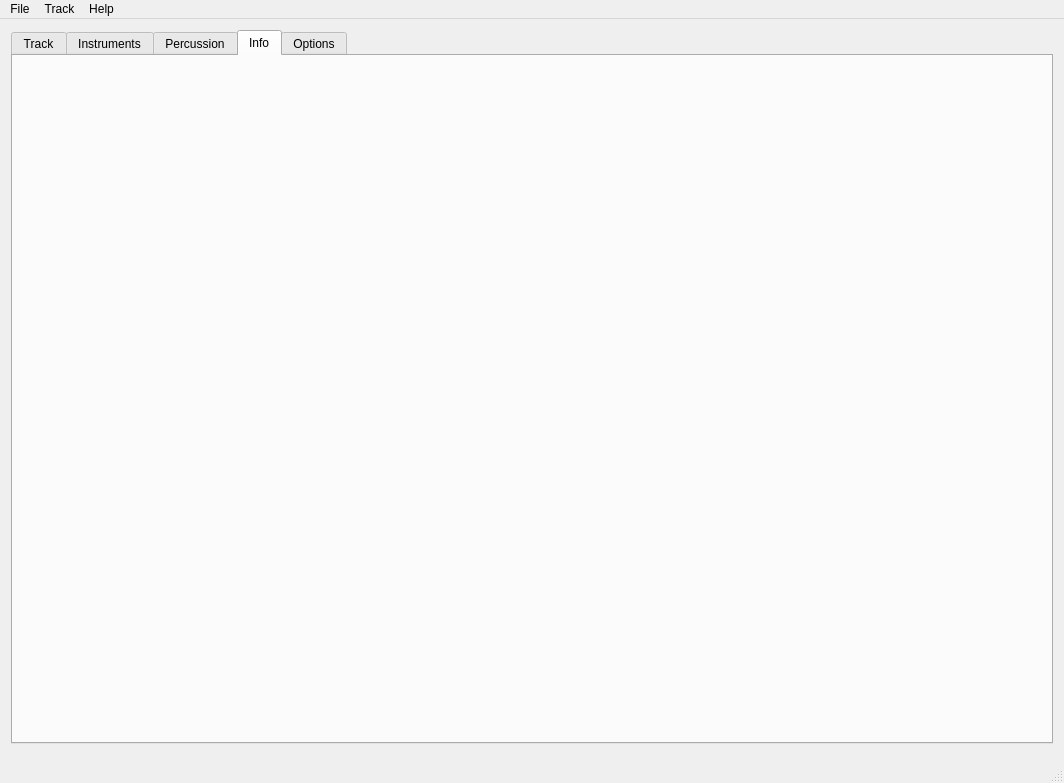
Qt form mainwindow.ui (steux/tiatracker) before a commit.
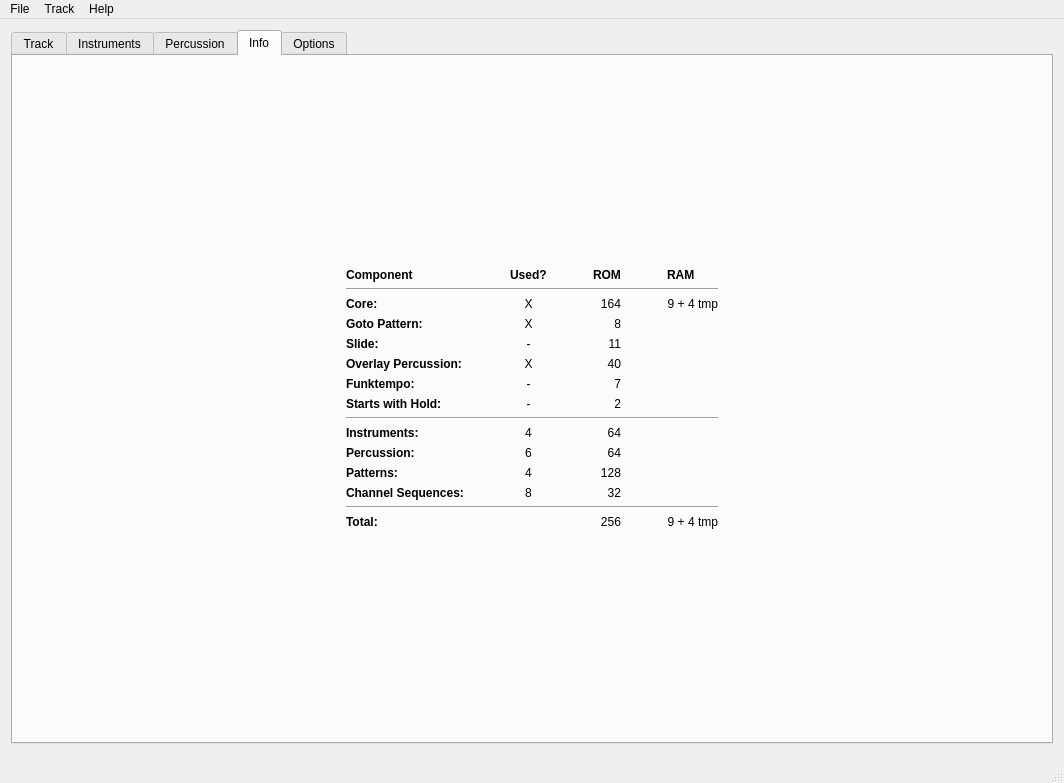
The same form after that commit. Icons and pictures are not drawn. Custom widgets are drawn as their Qt base class.

Commit message: - fix: delete last row moves cursor one up - first info data

Diff of the .ui file:
```diff
--- a/mainwindow.ui
+++ b/mainwindow.ui
@@ -860,9 +860,406 @@
        </layout>
       </widget>
       <widget class="QWidget" name="tabInfo">
+       <property name="sizePolicy">
+        <sizepolicy hsizetype="Expanding" vsizetype="Expanding">
+         <horstretch>0</horstretch>
+         <verstretch>0</verstretch>
+        </sizepolicy>
+       </property>
        <attribute name="title">
         <string>Info</string>
        </attribute>
+       <layout class="QVBoxLayout" name="verticalLayout_5">
+        <item alignment="Qt::AlignHCenter|Qt::AlignVCenter">
+         <widget class="QWidget" name="widgetInfoTable" native="true">
+          <property name="sizePolicy">
+           <sizepolicy hsizetype="Minimum" vsizetype="Minimum">
+            <horstretch>0</horstretch>
+            <verstretch>0</verstretch>
+           </sizepolicy>
+          </property>
+          <layout class="QGridLayout" name="gridLayout">
+           <item row="11" column="2">
+            <widget class="QLabel" name="labelInfoPatterns">
+             <property name="text">
+              <string>4</string>
+             </property>
+             <property name="alignment">
+              <set>Qt::AlignCenter</set>
+             </property>
+            </widget>
+           </item>
+           <item row="12" column="2">
+            <widget class="QLabel" name="labelInfoSequences">
+             <property name="text">
+              <string>8</string>
+             </property>
+             <property name="alignment">
+              <set>Qt::AlignCenter</set>
+             </property>
+            </widget>
+           </item>
+           <item row="14" column="6">
+            <widget class="QLabel" name="label_54">
+             <property name="text">
+              <string>9 + 4 tmp</string>
+             </property>
+             <property name="alignment">
+              <set>Qt::AlignRight|Qt::AlignTrailing|Qt::AlignVCenter</set>
+             </property>
+            </widget>
+           </item>
+           <item row="8" column="0" colspan="7">
+            <widget class="Line" name="line_2">
+             <property name="orientation">
+              <enum>Qt::Horizontal</enum>
+             </property>
+            </widget>
+           </item>
+           <item row="14" column="0">
+            <widget class="QLabel" name="label_52">
+             <property name="text">
+              <string>&lt;b&gt;Total:&lt;/b&gt;</string>
+             </property>
+            </widget>
+           </item>
+           <item row="14" column="4">
+            <widget class="QLabel" name="labelInfoRomTotal">
+             <property name="text">
+              <string>256</string>
+             </property>
+             <property name="alignment">
+              <set>Qt::AlignRight|Qt::AlignTrailing|Qt::AlignVCenter</set>
+             </property>
+            </widget>
+           </item>
+           <item row="13" column="0" colspan="7">
+            <widget class="Line" name="line_3">
+             <property name="orientation">
+              <enum>Qt::Horizontal</enum>
+             </property>
+            </widget>
+           </item>
+           <item row="0" column="1">
+            <widget class="QLabel" name="label_25">
+             <property name="text">
+              <string>          </string>
+             </property>
+            </widget>
+           </item>
+           <item row="0" column="0">
+            <widget class="QLabel" name="label_10">
+             <property name="text">
+              <string>&lt;b&gt;Component&lt;/b&gt;</string>
+             </property>
+            </widget>
+           </item>
+           <item row="0" column="3">
+            <widget class="QLabel" name="label_26">
+             <property name="text">
+              <string>          </string>
+             </property>
+            </widget>
+           </item>
+           <item row="0" column="2">
+            <widget class="QLabel" name="label_12">
+             <property name="text">
+              <string>&lt;b&gt;Used?&lt;/b&gt;</string>
+             </property>
+            </widget>
+           </item>
+           <item row="0" column="4">
+            <widget class="QLabel" name="label_13">
+             <property name="text">
+              <string>&lt;b&gt;ROM&lt;/b&gt;</string>
+             </property>
+            </widget>
+           </item>
+           <item row="0" column="6">
+            <widget class="QLabel" name="label_14">
+             <property name="text">
+              <string>&lt;b&gt;RAM&lt;/b&gt;</string>
+             </property>
+            </widget>
+           </item>
+           <item row="2" column="0">
+            <widget class="QLabel" name="label_15">
+             <property name="text">
+              <string>&lt;html&gt;&lt;head/&gt;&lt;body&gt;&lt;p&gt;&lt;span style=&quot; font-weight:600;&quot;&gt;Core:&lt;/span&gt;&lt;/p&gt;&lt;/body&gt;&lt;/html&gt;</string>
+             </property>
+            </widget>
+           </item>
+           <item row="2" column="2">
+            <widget class="QLabel" name="label_16">
+             <property name="text">
+              <string>X</string>
+             </property>
+             <property name="alignment">
+              <set>Qt::AlignCenter</set>
+             </property>
+            </widget>
+           </item>
+           <item row="2" column="6">
+            <widget class="QLabel" name="label_18">
+             <property name="text">
+              <string>9 + 4 tmp</string>
+             </property>
+             <property name="alignment">
+              <set>Qt::AlignRight|Qt::AlignTrailing|Qt::AlignVCenter</set>
+             </property>
+            </widget>
+           </item>
+           <item row="2" column="4">
+            <widget class="QLabel" name="label_17">
+             <property name="text">
+              <string>164</string>
+             </property>
+             <property name="alignment">
+              <set>Qt::AlignRight|Qt::AlignTrailing|Qt::AlignVCenter</set>
+             </property>
+            </widget>
+           </item>
+           <item row="5" column="0">
+            <widget class="QLabel" name="label_28">
+             <property name="text">
+              <string>&lt;html&gt;&lt;head/&gt;&lt;body&gt;&lt;p&gt;&lt;span style=&quot; font-weight:600;&quot;&gt;Overlay Percussion:&lt;/span&gt;&lt;/p&gt;&lt;/body&gt;&lt;/html&gt;</string>
+             </property>
+            </widget>
+           </item>
+           <item row="3" column="0">
+            <widget class="QLabel" name="label_19">
+             <property name="text">
+              <string>&lt;html&gt;&lt;head/&gt;&lt;body&gt;&lt;p&gt;&lt;span style=&quot; font-weight:600;&quot;&gt;Goto Pattern:&lt;/span&gt;&lt;/p&gt;&lt;/body&gt;&lt;/html&gt;</string>
+             </property>
+            </widget>
+           </item>
+           <item row="3" column="2">
+            <widget class="QLabel" name="labelGotoUsed">
+             <property name="text">
+              <string>X</string>
+             </property>
+             <property name="alignment">
+              <set>Qt::AlignCenter</set>
+             </property>
+            </widget>
+           </item>
+           <item row="4" column="0">
+            <widget class="QLabel" name="label_22">
+             <property name="text">
+              <string>&lt;html&gt;&lt;head/&gt;&lt;body&gt;&lt;p&gt;&lt;span style=&quot; font-weight:600;&quot;&gt;Slide:&lt;/span&gt;&lt;/p&gt;&lt;/body&gt;&lt;/html&gt;</string>
+             </property>
+            </widget>
+           </item>
+           <item row="3" column="4">
+            <widget class="QLabel" name="labelGotoRom">
+             <property name="text">
+              <string>8</string>
+             </property>
+             <property name="alignment">
+              <set>Qt::AlignRight|Qt::AlignTrailing|Qt::AlignVCenter</set>
+             </property>
+            </widget>
+           </item>
+           <item row="0" column="5">
+            <widget class="QLabel" name="label_27">
+             <property name="text">
+              <string>          </string>
+             </property>
+            </widget>
+           </item>
+           <item row="4" column="2">
+            <widget class="QLabel" name="labelSlideUsed">
+             <property name="text">
+              <string>-</string>
+             </property>
+             <property name="alignment">
+              <set>Qt::AlignCenter</set>
+             </property>
+            </widget>
+           </item>
+           <item row="4" column="4">
+            <widget class="QLabel" name="labelSlideRom">
+             <property name="text">
+              <string>11</string>
+             </property>
+             <property name="alignment">
+              <set>Qt::AlignRight|Qt::AlignTrailing|Qt::AlignVCenter</set>
+             </property>
+            </widget>
+           </item>
+           <item row="5" column="2">
+            <widget class="QLabel" name="labelOverlayUsed">
+             <property name="text">
+              <string>X</string>
+             </property>
+             <property name="alignment">
+              <set>Qt::AlignCenter</set>
+             </property>
+            </widget>
+           </item>
+           <item row="6" column="2">
+            <widget class="QLabel" name="labelFunktempoUsed">
+             <property name="text">
+              <string>-</string>
+             </property>
+             <property name="alignment">
+              <set>Qt::AlignCenter</set>
+             </property>
+            </widget>
+           </item>
+           <item row="6" column="0">
+            <widget class="QLabel" name="label_31">
+             <property name="text">
+              <string>&lt;html&gt;&lt;head/&gt;&lt;body&gt;&lt;p&gt;&lt;span style=&quot; font-weight:600;&quot;&gt;Funktempo:&lt;/span&gt;&lt;/p&gt;&lt;/body&gt;&lt;/html&gt;</string>
+             </property>
+            </widget>
+           </item>
+           <item row="5" column="4">
+            <widget class="QLabel" name="labelOverlayRom">
+             <property name="text">
+              <string>40</string>
+             </property>
+             <property name="alignment">
+              <set>Qt::AlignRight|Qt::AlignTrailing|Qt::AlignVCenter</set>
+             </property>
+            </widget>
+           </item>
+           <item row="6" column="4">
+            <widget class="QLabel" name="labelFunktempoRom">
+             <property name="text">
+              <string>7</string>
+             </property>
+             <property name="alignment">
+              <set>Qt::AlignRight|Qt::AlignTrailing|Qt::AlignVCenter</set>
+             </property>
+            </widget>
+           </item>
+           <item row="7" column="2">
+            <widget class="QLabel" name="labelStartsWithHold">
+             <property name="text">
+              <string>-</string>
+             </property>
+             <property name="alignment">
+              <set>Qt::AlignCenter</set>
+             </property>
+            </widget>
+           </item>
+           <item row="7" column="4">
+            <widget class="QLabel" name="labelStartsWithHoldRom">
+             <property name="text">
+              <string>2</string>
+             </property>
+             <property name="alignment">
+              <set>Qt::AlignRight|Qt::AlignTrailing|Qt::AlignVCenter</set>
+             </property>
+            </widget>
+           </item>
+           <item row="7" column="0">
+            <widget class="QLabel" name="label_34">
+             <property name="text">
+              <string>&lt;html&gt;&lt;head/&gt;&lt;body&gt;&lt;p&gt;&lt;span style=&quot; font-weight:600;&quot;&gt;Starts with Hold:&lt;/span&gt;&lt;/p&gt;&lt;/body&gt;&lt;/html&gt;</string>
+             </property>
+            </widget>
+           </item>
+           <item row="9" column="0">
+            <widget class="QLabel" name="label_39">
+             <property name="text">
+              <string>&lt;html&gt;&lt;head/&gt;&lt;body&gt;&lt;p&gt;&lt;span style=&quot; font-weight:600;&quot;&gt;Instruments:&lt;/span&gt;&lt;/p&gt;&lt;/body&gt;&lt;/html&gt;</string>
+             </property>
+            </widget>
+           </item>
+           <item row="10" column="0">
+            <widget class="QLabel" name="label_41">
+             <property name="text">
+              <string>&lt;b&gt;Percussion:&lt;/b&gt;</string>
+             </property>
+            </widget>
+           </item>
+           <item row="9" column="4">
+            <widget class="QLabel" name="labelInstrumentsRom">
+             <property name="text">
+              <string>64</string>
+             </property>
+             <property name="alignment">
+              <set>Qt::AlignRight|Qt::AlignTrailing|Qt::AlignVCenter</set>
+             </property>
+            </widget>
+           </item>
+           <item row="11" column="0">
+            <widget class="QLabel" name="label_43">
+             <property name="text">
+              <string>&lt;b&gt;Patterns:&lt;/b&gt;</string>
+             </property>
+            </widget>
+           </item>
+           <item row="1" column="0" colspan="7">
+            <widget class="Line" name="line">
+             <property name="orientation">
+              <enum>Qt::Horizontal</enum>
+             </property>
+            </widget>
+           </item>
+           <item row="10" column="4">
+            <widget class="QLabel" name="labelPercussionRom">
+             <property name="text">
+              <string>64</string>
+             </property>
+             <property name="alignment">
+              <set>Qt::AlignRight|Qt::AlignTrailing|Qt::AlignVCenter</set>
+             </property>
+            </widget>
+           </item>
+           <item row="12" column="0">
+            <widget class="QLabel" name="label_45">
+             <property name="text">
+              <string>&lt;b&gt;Channel Sequences:&lt;/b&gt;</string>
+             </property>
+            </widget>
+           </item>
+           <item row="11" column="4">
+            <widget class="QLabel" name="labelPatternsRom">
+             <property name="text">
+              <string>128</string>
+             </property>
+             <property name="alignment">
+              <set>Qt::AlignRight|Qt::AlignTrailing|Qt::AlignVCenter</set>
+             </property>
+            </widget>
+           </item>
+           <item row="12" column="4">
+            <widget class="QLabel" name="labelSequencesRom">
+             <property name="text">
+              <string>32</string>
+             </property>
+             <property name="alignment">
+              <set>Qt::AlignRight|Qt::AlignTrailing|Qt::AlignVCenter</set>
+             </property>
+            </widget>
+           </item>
+           <item row="9" column="2">
+            <widget class="QLabel" name="labelInfoInstruments">
+             <property name="text">
+              <string>4</string>
+             </property>
+             <property name="alignment">
+              <set>Qt::AlignCenter</set>
+             </property>
+            </widget>
+           </item>
+           <item row="10" column="2">
+            <widget class="QLabel" name="labelInfoPercussion">
+             <property name="text">
+              <string>6</string>
+             </property>
+             <property name="alignment">
+              <set>Qt::AlignCenter</set>
+             </property>
+            </widget>
+           </item>
+          </layout>
+         </widget>
+        </item>
+       </layout>
       </widget>
       <widget class="QWidget" name="tabOptions">
        <attribute name="title">
```
The commit also changes 10 other files.
